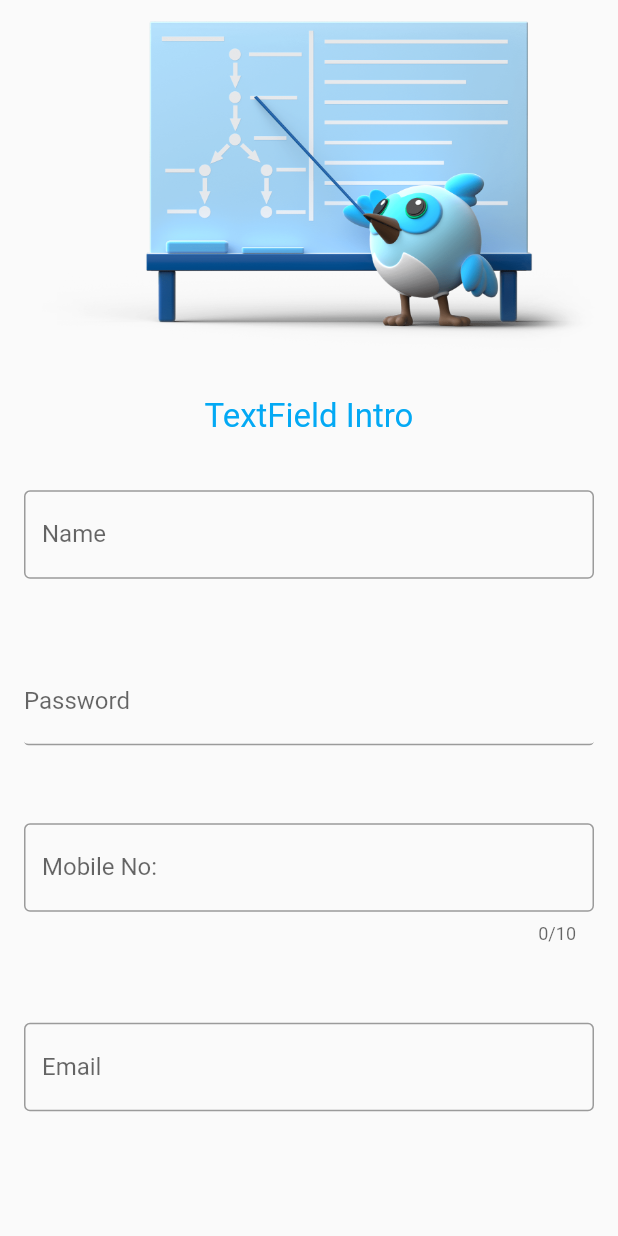
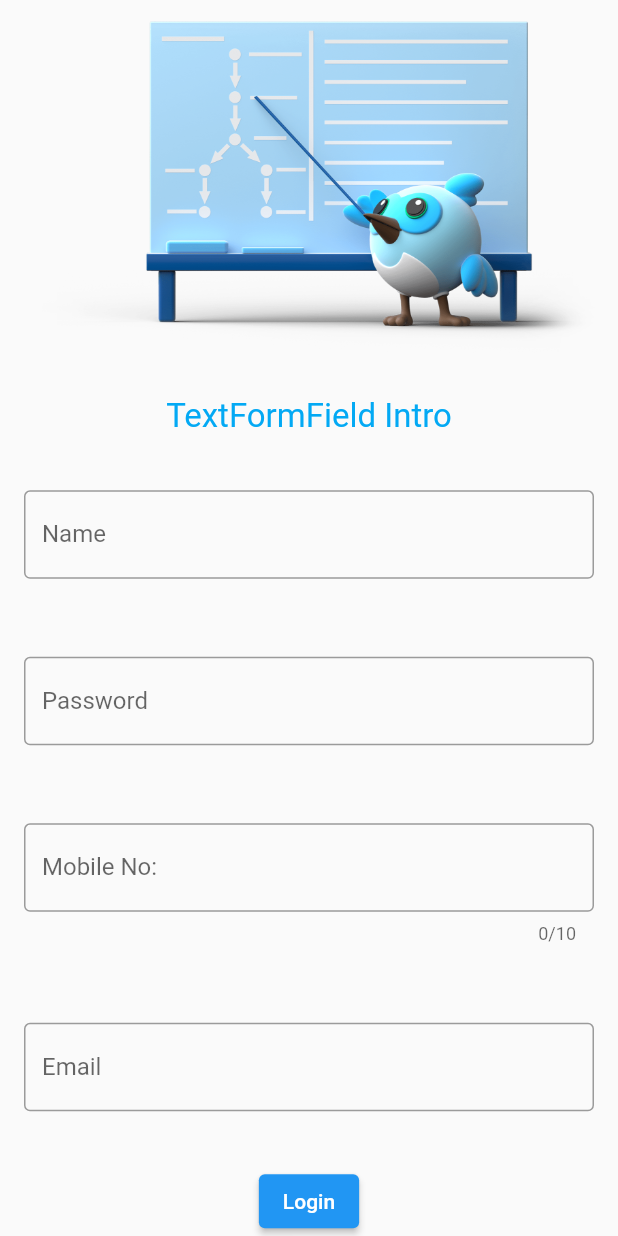
Before and after one commit to imobasshir/improved-guacamole, a Flutter app: the screen it shows after launch, on a phone screen of 412 x 824 dp. Run offline on Flutter 3.47's test engine with Material 2 defaults, Android fonts, the phone set to English and light mode, and no system bars.

Commit message:
converted text field to textform field

```diff
--- a/lib/main.dart
+++ b/lib/main.dart
@@ -1,4 +1,7 @@
 import 'package:flutter/material.dart';
+import 'package:flutter_test_application_1/pages/login_page.dart';
+import 'package:flutter_test_application_1/pages/next_page.dart';
+import 'package:flutter_test_application_1/utils/routes.dart';
 
 void main() {
   runApp(const MyApp());
@@ -10,88 +13,11 @@ class MyApp extends StatelessWidget {
   @override
   Widget build(BuildContext context) {
     return MaterialApp(
-      home: Scaffold(
-        body: SafeArea(
-          child: SingleChildScrollView(
-            child: Column(
-              children: [
-                Image.asset('images/learn_hero.png'),
-                const SizedBox(
-                  height: 20.0,
-                ),
-                const Text(
-                  'TextField Intro',
-                  style: TextStyle(
-                    color: Colors.lightBlue,
-                    fontSize: 22,
-                  ),
-                ),
-                const SizedBox(
-                  height: 20.0,
-                ),
-                const Padding(
-                  padding: EdgeInsets.all(16.0),
-                  child: TextField(
-                    decoration: InputDecoration(
-                      label: Text('Name'),
-                      border: OutlineInputBorder(),
-                      hintText: 'Enter Name',
-                    ),
-                  ),
-                ),
-                const SizedBox(
-                  height: 20.0,
-                ),
-                Padding(
-                  padding: const EdgeInsets.all(16.0),
-                  child: TextField(
-                    decoration: InputDecoration(
-                      border: UnderlineInputBorder(
-                        borderRadius: BorderRadius.circular(3.0),
-                      ),
-                      label: const Text('Password'),
-                      hintText: 'Enter Password',
-                    ),
-                    obscureText: true,
-                    obscuringCharacter: '*',
-                  ),
-                ),
-                const SizedBox(
-                  height: 20.0,
-                ),
-                const Padding(
-                  padding: EdgeInsets.all(16.0),
-                  child: TextField(
-                    decoration: InputDecoration(
-                      label: Text('Mobile No: '),
-                      prefixText: '+91',
-                      hintText: '1234567890',
-                      border: OutlineInputBorder(),
-                    ),
-                    maxLength: 10,
-                    keyboardType: TextInputType.phone,
-                  ),
-                ),
-                const SizedBox(
-                  height: 20.0,
-                ),
-                const Padding(
-                  padding: EdgeInsets.all(16.0),
-                  child: TextField(
-                    decoration: InputDecoration(
-                      label: Text('Email'),
-                      hintText: 'abcdefghij',
-                      suffix: Text('@gmail.com'),
-                      border: OutlineInputBorder(),
-                    ),
-                    keyboardType: TextInputType.emailAddress,
-                  ),
-                ),
-              ],
-            ),
-          ),
-        ),
-      ),
+      routes: {
+        "/": (context) => const LoginPage(),
+        MyRoutes.home: (context) => const HomePage(),
+        MyRoutes.loginRoute: (context) => const LoginPage()
+      },
     );
   }
 }
--- /dev/null
+++ b/lib/pages/login_page.dart
@@ -0,0 +1,119 @@
+import 'package:flutter/material.dart';
+import 'package:flutter_test_application_1/utils/routes.dart';
+
+class LoginPage extends StatelessWidget {
+  const LoginPage({Key? key}) : super(key: key);
+
+  @override
+  Widget build(BuildContext context) {
+    return Scaffold(
+      body: SafeArea(
+        child: SingleChildScrollView(
+          child: Form(
+            child: Column(
+              children: [
+                Image.asset('images/learn_hero.png'),
+                const SizedBox(
+                  height: 20.0,
+                ),
+                const Text(
+                  'TextFormField Intro',
+                  style: TextStyle(
+                    color: Colors.lightBlue,
+                    fontSize: 22,
+                  ),
+                ),
+                const SizedBox(
+                  height: 20.0,
+                ),
+                Padding(
+                  padding: const EdgeInsets.symmetric(
+                    horizontal: 16.0,
+                    vertical: 16.0,
+                  ),
+                  child: TextFormField(
+                    decoration: const InputDecoration(
+                      label: Text('Name'),
+                      border: OutlineInputBorder(),
+                      hintText: 'Enter Name',
+                    ),
+                  ),
+                ),
+                const SizedBox(
+                  height: 20.0,
+                ),
+                Padding(
+                  padding: const EdgeInsets.symmetric(
+                    horizontal: 16.0,
+                    vertical: 16.0,
+                  ),
+                  child: TextFormField(
+                    decoration: const InputDecoration(
+                      border: OutlineInputBorder(),
+                      label: Text('Password'),
+                      hintText: 'Enter Password',
+                    ),
+                    obscureText: true,
+                    obscuringCharacter: '*',
+                  ),
+                ),
+                const SizedBox(
+                  height: 20.0,
+                ),
+                Padding(
+                  padding: const EdgeInsets.symmetric(
+                    horizontal: 16.0,
+                    vertical: 16.0,
+                  ),
+                  child: TextFormField(
+                    decoration: const InputDecoration(
+                      label: Text('Mobile No: '),
+                      prefixText: '+91',
+                      hintText: '1234567890',
+                      border: OutlineInputBorder(),
+                    ),
+                    maxLength: 10,
+                    keyboardType: TextInputType.phone,
+                  ),
+                ),
+                const SizedBox(
+                  height: 20.0,
+                ),
+                Padding(
+                  padding: const EdgeInsets.symmetric(
+                    horizontal: 16.0,
+                    vertical: 16.0,
+                  ),
+                  child: TextFormField(
+                    decoration: const InputDecoration(
+                      label: Text('Email'),
+                      hintText: 'abcdefghij',
+                      suffix: Text('@gmail.com'),
+                      border: OutlineInputBorder(),
+                    ),
+                    keyboardType: TextInputType.emailAddress,
+                  ),
+                ),
+                const SizedBox(
+                  height: 20.0,
+                ),
+                ElevatedButton(
+                  onPressed: () {
+                    Navigator.pushNamed(context, MyRoutes.home);
+                  },
+                  child: const Text(
+                    'Login',
+                    style: TextStyle(),
+                  ),
+                ),
+                const SizedBox(
+                  height: 40.0,
+                ),
+              ],
+            ),
+          ),
+        ),
+      ),
+    );
+  }
+}
--- /dev/null
+++ b/lib/pages/next_page.dart
@@ -0,0 +1,32 @@
+import 'package:flutter/material.dart';
+
+class HomePage extends StatelessWidget {
+  const HomePage({Key? key}) : super(key: key);
+
+  @override
+  Widget build(BuildContext context) {
+    return Scaffold(
+      appBar: AppBar(
+        title: const Text(
+          'Home Page',
+          style: TextStyle(
+            fontWeight: FontWeight.w400,
+          ),
+        ),
+      ),
+      body: const SafeArea(
+        child: Center(
+          child: Text(
+            'You are logged in',
+            style: TextStyle(
+              fontSize: 22,
+              fontStyle: FontStyle.italic,
+              color: Colors.lightBlueAccent,
+            ),
+            textScaleFactor: 2.0,
+          ),
+        ),
+      ),
+    );
+  }
+}
--- /dev/null
+++ b/lib/utils/routes.dart
@@ -0,0 +1,4 @@
+class MyRoutes {
+  static String loginRoute = "/login";
+  static String home = "/home";
+}
```
